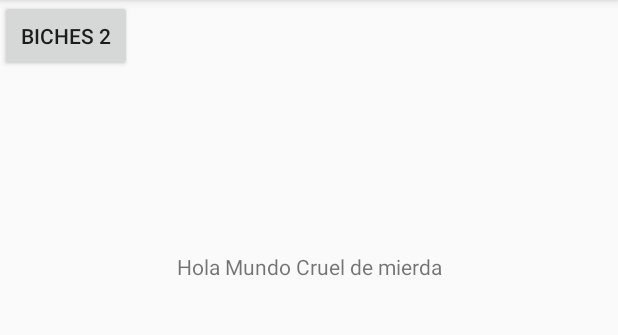
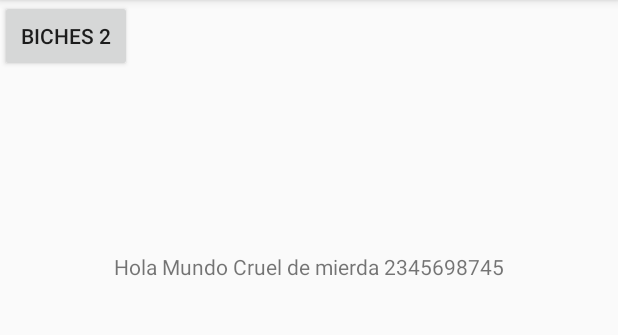
Before and after one commit to PINUPV/FoundIT-1, an Android app: the screen it shows after launch (MainActivity), after a tap on "BICHES 2", on a phone screen of 412 x 824 dp, the part 84-419 px from its top. Run offline under Robolectric (Android 15) with nearby library versions, the phone set to English and light mode, and no system bars.

Commit message:
He cambiado el  "Hola Mundo Cruel" por "Hola Mundo Cruel de mierda num"

```diff
--- a/app/src/main/java/foundit/foundit/MainActivity.java
+++ b/app/src/main/java/foundit/foundit/MainActivity.java
@@ -21,7 +21,7 @@ public class MainActivity extends AppCompatActivity {
         boton.setOnClickListener(new View.OnClickListener() {
             @Override
             public void onClick(View view) {
-                texto.setText("Hola Mundo Cruel de mierda");
+                texto.setText("Hola Mundo Cruel de mierda 2345698745");
             }
         });
         boton.setText("Biches 2");
```
